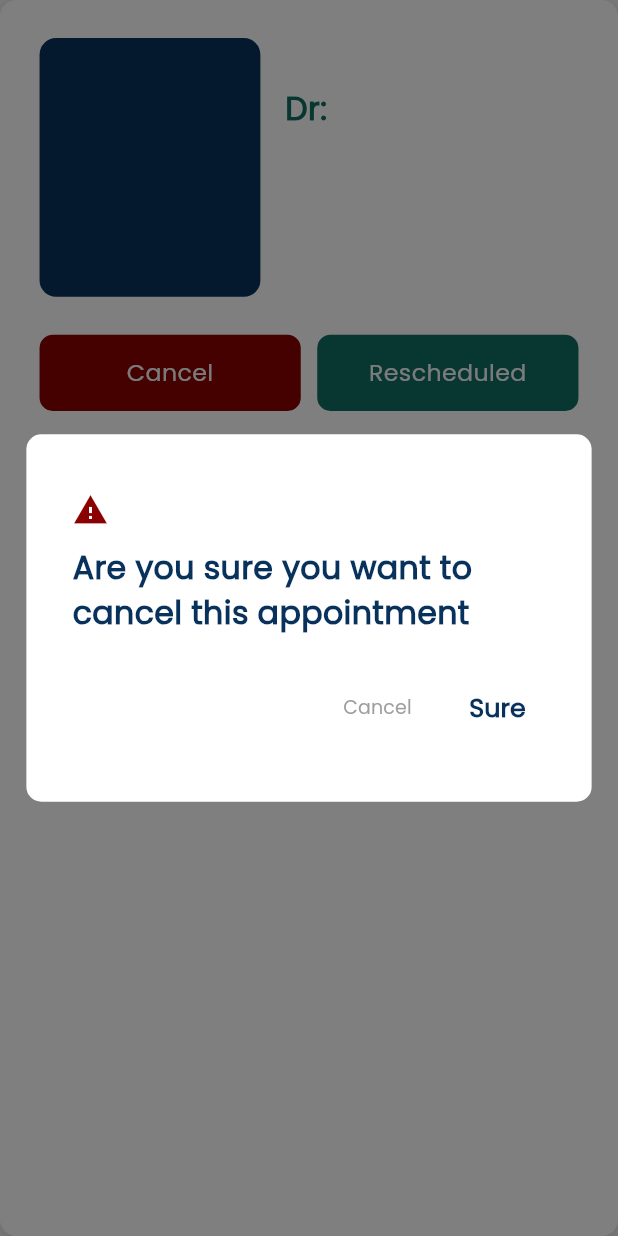
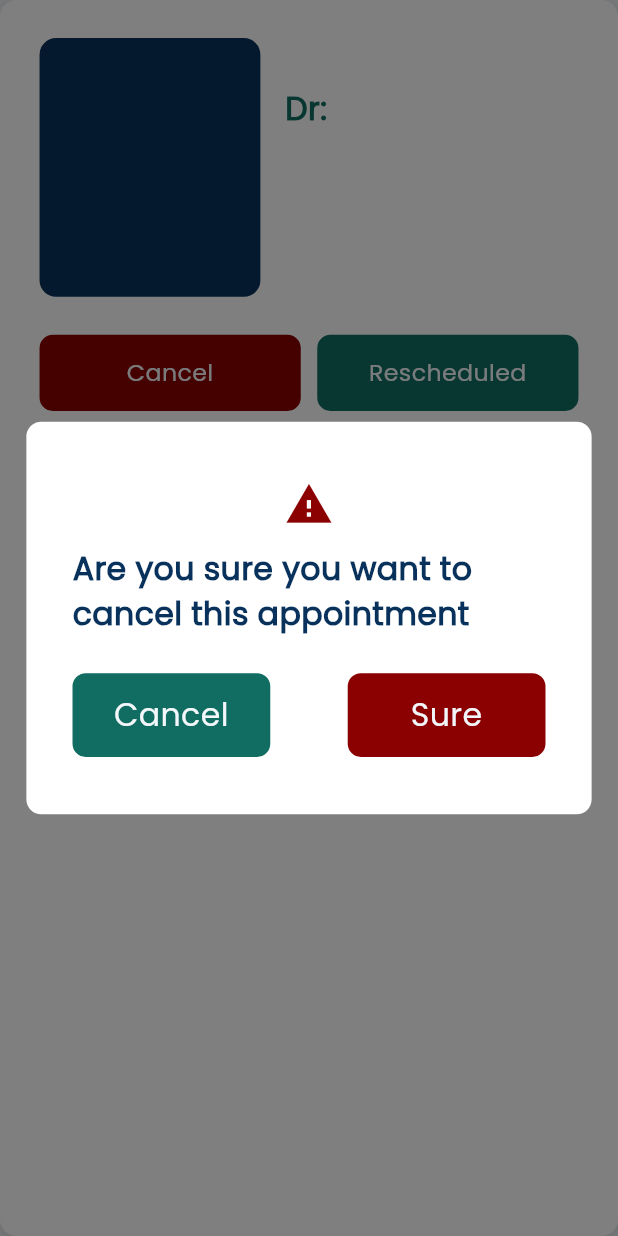
Before and after one commit to 3bdelrahman-ahmed/brain_tumr_detection_app, a Flutter app: the DoctorCardAppointment widget shown alone on an empty page, opened directly with empty values, after a tap on "Cancel", on a phone screen of 412 x 824 dp. Run offline on Flutter 3.47's test engine with Material 3 defaults, Android fonts, the phone set to English and light mode, and no system bars; our stand-ins replace bloc, cached_network_image, dartz, dio, equatable, file_picker and 24 more; missing offline and left inert: bottom_picker, onesignal_flutter, signalr_netcore; accounts and stored records are empty; network calls fail; project files that could hold a hidden picture were left out.

Commit message:
handle cancel appointment dialog

```diff
--- a/lib/features/appointments/presentation/view/widgets/doctor_card.dart
+++ b/lib/features/appointments/presentation/view/widgets/doctor_card.dart
@@ -105,11 +105,12 @@ class DoctorCardAppointment extends StatelessWidget {
                                 mainAxisSize: MainAxisSize.min,
                                 crossAxisAlignment: CrossAxisAlignment.start,
                                 children: [
-                                  Row(
-                                    children: [
-                                      Icon(Icons.warning,
-                                          color: AppColors.error),
-                                    ],
+                                  Center(
+                                    child: Icon(
+                                      Icons.warning,
+                                      color: AppColors.error,
+                                      size: 30.r,
+                                    ),
                                   ),
                                   SizedBox(height: 12.h),
                                   Text(
@@ -118,19 +119,24 @@ class DoctorCardAppointment extends StatelessWidget {
                                   ),
                                   SizedBox(height: 24.h),
                                   Row(
-                                    mainAxisAlignment: MainAxisAlignment.end,
+                                    mainAxisAlignment:
+                                        MainAxisAlignment.spaceBetween,
+                                    crossAxisAlignment:
+                                        CrossAxisAlignment.center,
                                     children: [
-                                      TextButton(
-                                        onPressed: () =>
+                                      CustomButton(
+                                        text: S.of(context).cancel,
+                                        onTap: () =>
                                             Navigator.of(context).pop(),
-                                        child: Text(
-                                          S.of(context).cancel,
-                                          style: AppTextStyles.font12GreyW500,
-                                        ),
+                                        backgroundColor: AppColors.typography,
+                                        raduis: 8.r,
+                                        width: 120.w,
                                       ),
                                       12.toWidth,
-                                      TextButton(
-                                        onPressed: () {
+                                      CustomButton(
+                                        text: S.of(context).sure,
+                                        raduis: 8.r,
+                                        onTap: () {
                                           Navigator.of(context).pop();
                                           context
                                               .read<AppointmentCubit>()
@@ -140,11 +146,25 @@ class DoctorCardAppointment extends StatelessWidget {
                                               .thisAppointmentCancelledSuccessfully
                                               .showToast();
                                         },
-                                        child: Text(
-                                          S.of(context).sure,
-                                          style: AppTextStyles.font16BlueW700,
-                                        ),
-                                      ),
+                                        width: 120.w,
+                                        backgroundColor: AppColors.error,
+                                      )
+                                      // TextButton(
+                                      //   onPressed: () {
+                                      //     Navigator.of(context).pop();
+                                      //     context
+                                      //         .read<AppointmentCubit>()
+                                      //         .removeAppointment(index);
+                                      //     S
+                                      //         .of(context)
+                                      //         .thisAppointmentCancelledSuccessfully
+                                      //         .showToast();
+                                      //   },
+                                      //   child: Text(
+                                      //     S.of(context).sure,
+                                      //     style: AppTextStyles.font16BlueW700,
+                                      //   ),
+                                      // ),
                                     ],
                                   ),
                                 ],
```
